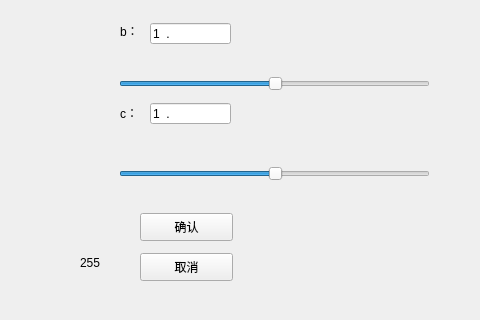
First picture: the form in contrastcruvedialog.ui, repository lvxvh/SE342_CV_Project, before the edit; both pictures show x 250 to 730 and y 127 to 447 of the 730 by 447 pixel window.
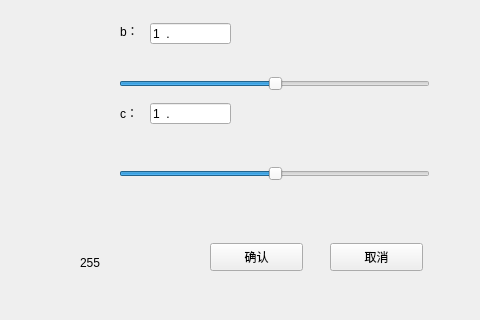
Second picture: the form after the edit.

```diff
--- a/contrastcruvedialog.ui
+++ b/contrastcruvedialog.ui
@@ -253,8 +253,8 @@
   <widget class="QPushButton" name="confirmButton">
    <property name="geometry">
     <rect>
-     <x>390</x>
-     <y>340</y>
+     <x>460</x>
+     <y>370</y>
      <width>93</width>
      <height>28</height>
     </rect>
@@ -269,8 +269,8 @@
   <widget class="QPushButton" name="cancelButton">
    <property name="geometry">
     <rect>
-     <x>390</x>
-     <y>380</y>
+     <x>580</x>
+     <y>370</y>
      <width>93</width>
      <height>28</height>
     </rect>
```
